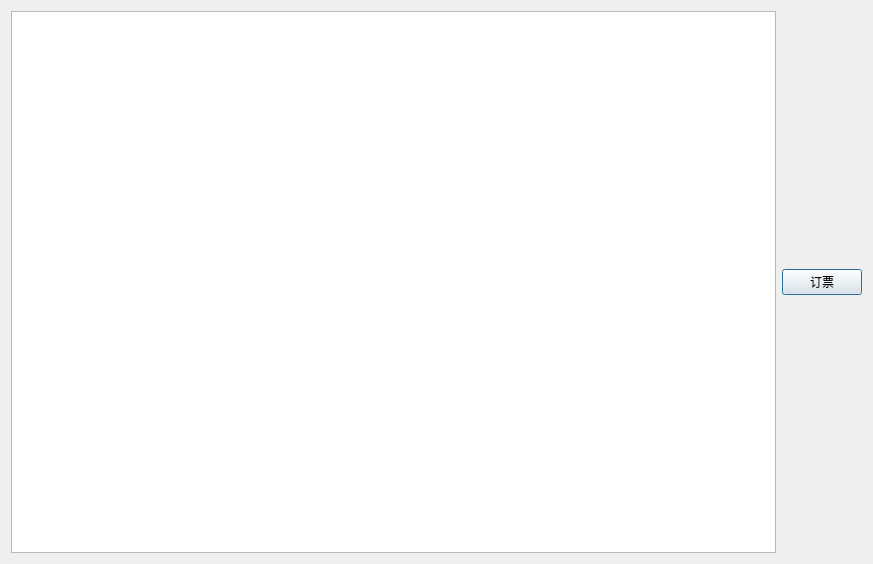
Old version of the form src/Cpluspluswork/seat.ui in the repository wutb15/C-work.
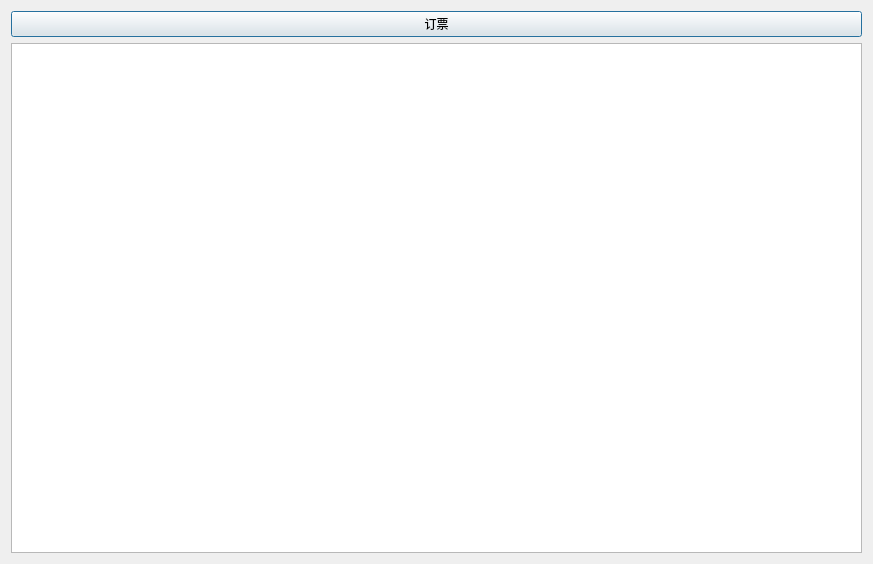
New version of the form. Icons and pictures are not drawn.

Diff of the .ui file:
```diff
--- a/src/Cpluspluswork/seat.ui
+++ b/src/Cpluspluswork/seat.ui
@@ -21,18 +21,7 @@
   </property>
   <layout class="QGridLayout" name="gridLayout_2">
    <item row="0" column="0">
-    <layout class="QGridLayout" name="gridLayout">
-     <item row="0" column="0">
-      <widget class="QTableWidget" name="seats">
-       <property name="enabled">
-        <bool>true</bool>
-       </property>
-       <property name="styleSheet">
-        <string notr="true">border-image: url(:/new/prefix1/color.png);</string>
-       </property>
-      </widget>
-     </item>
-    </layout>
+    <layout class="QGridLayout" name="gridLayout"/>
    </item>
    <item row="0" column="1">
     <widget class="QPushButton" name="bookButton">
@@ -47,6 +36,17 @@
      </property>
     </widget>
    </item>
+   <item row="1" column="1">
+    <widget class="QTableWidget" name="seats">
+     <property name="enabled">
+      <bool>true</bool>
+     </property>
+     <property name="styleSheet">
+      <string notr="true">
+border-image: url(:/new/prefix1/index9.jpg);</string>
+     </property>
+    </widget>
+   </item>
   </layout>
  </widget>
  <resources/>
```
Left out of the diff: 3 changed lines with no effect on the pictures.
